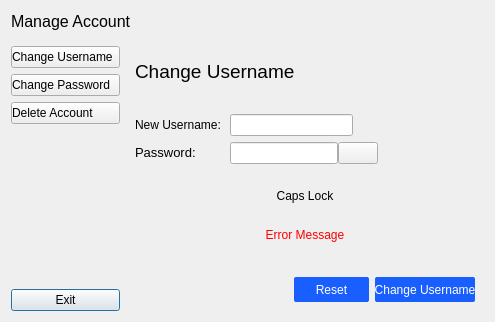
Old version of the form ui/manage_account.ui in the repository VicMbugua/TaskManagementSystem.
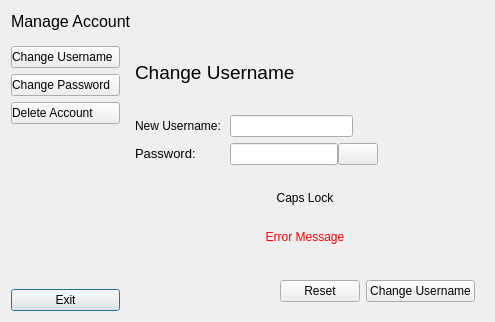
New version of the form. The open tabs and pages were chosen to show the change. Icons and pictures are not drawn.

Patch:
```diff
--- a/ui/manage_account.ui
+++ b/ui/manage_account.ui
@@ -200,10 +200,11 @@
       <item>
        <widget class="QStackedWidget" name="stackedWidget">
         <property name="currentIndex">
-         <number>1</number>
+         <number>2</number>
         </property>
+        <widget class="QWidget" name="page_4"/>
         <widget class="QWidget" name="page">
-         <layout class="QVBoxLayout" name="verticalLayout_3">
+         <layout class="QVBoxLayout" name="verticalLayout_6">
           <item>
            <layout class="QHBoxLayout" name="horizontalLayout_16">
             <item>
@@ -448,20 +449,6 @@
               <property name="focusPolicy">
                <enum>Qt::TabFocus</enum>
               </property>
-              <property name="styleSheet">
-               <string notr="true">QPushButton{
-	background-color: rgb(25, 94, 255);
-    border: none;
-    height: 25px;
-    width: 75px;
-    border-radius: 2px;
-    color: white;
-}
-QPushButton:hover{
-	background-color: rgb(33, 159, 255);
-    color: black;
-}</string>
-              </property>
               <property name="text">
                <string>Reset</string>
               </property>
@@ -475,20 +462,6 @@
               <property name="focusPolicy">
                <enum>Qt::TabFocus</enum>
               </property>
-              <property name="styleSheet">
-               <string notr="true">QPushButton{
-	background-color: rgb(25, 94, 255);
-    border: none;
-    height: 25px;
-    width: 100px;
-    border-radius: 2px;
-    color: white;
-}
-QPushButton:hover{
-	background-color: rgb(33, 159, 255);
-    color: black;
-}</string>
-              </property>
               <property name="text">
                <string>Change Username</string>
               </property>
```
